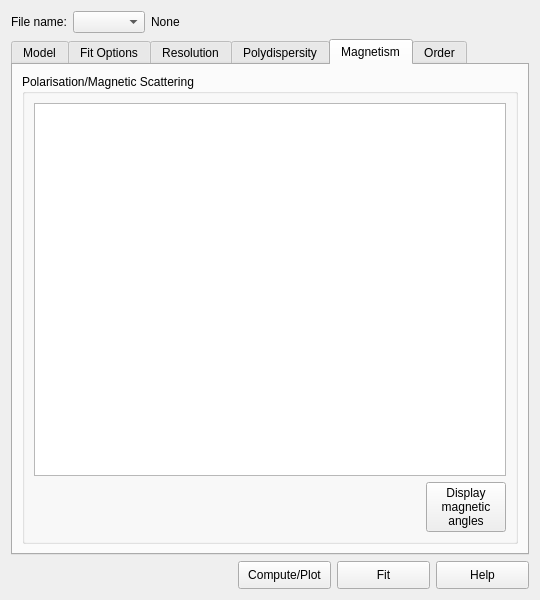
The window that src/sas/qtgui/Perspectives/Fitting/UI/FittingWidgetUI.ui (SasView/sasview) describes before a commit, drawn with Qt 5.
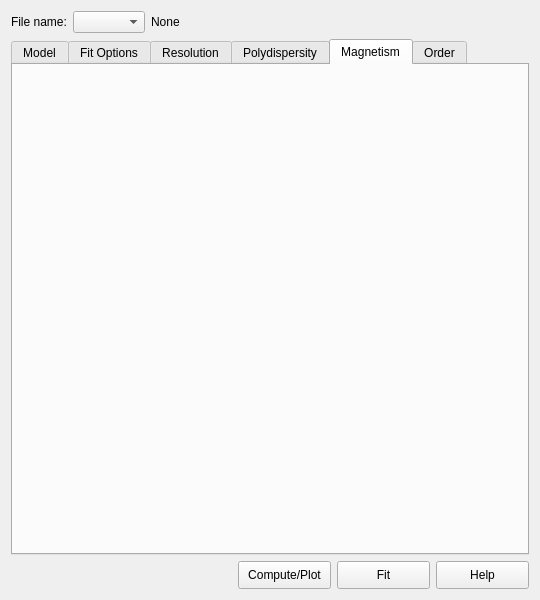
The same window after the commit. The open tabs and pages were chosen to show the change.

Commit message: Refactored FittingWidget class from `fitting_widget_refactor` branch, updated for ver. 6.0 release source and with PR raised issues addressed.

What changed in the file:
```diff
--- a/src/sas/qtgui/Perspectives/Fitting/UI/FittingWidgetUI.ui
+++ b/src/sas/qtgui/Perspectives/Fitting/UI/FittingWidgetUI.ui
@@ -384,46 +384,13 @@
        </item>
       </layout>
      </widget>
-     <widget class="QWidget" name="tab_6">
+     <widget class="QWidget" name="tabMagnetism">
+      <property name="enabled">
+       <bool>false</bool>
+            </property>
       <attribute name="title">
        <string>Magnetism</string>
       </attribute>
-      <layout class="QGridLayout" name="gridLayout_22">
-       <item row="0" column="0">
-        <widget class="QGroupBox" name="groupBox_10">
-         <property name="title">
-          <string>Polarisation/Magnetic Scattering </string>
-         </property>
-         <layout class="QGridLayout" name="gridLayout_21">
-          <item row="1" column="1">
-           <spacer name="horizontalSpacer_6">
-            <property name="orientation">
-             <enum>Qt::Horizontal</enum>
-            </property>
-            <property name="sizeHint" stdset="0">
-             <size>
-              <width>498</width>
-              <height>20</height>
-             </size>
-            </property>
-           </spacer>
-          </item>
-          <item row="0" column="0" colspan="3">
-           <widget class="QTableView" name="lstMagnetic"/>
-          </item>
-          <item row="1" column="2">
-           <widget class="QPushButton" name="cmdMagneticDisplay">
-            <property name="text">
-             <string>Display
-magnetic
-angles</string>
-            </property>
-           </widget>
-          </item>
-         </layout>
-        </widget>
-       </item>
-      </layout>
      </widget>
      <widget class="QWidget" name="tabOrder">
       <attribute name="title">
```
Left out of the diff: 187 changed lines with no effect on the pictures. The commit also changes 7 other files.
